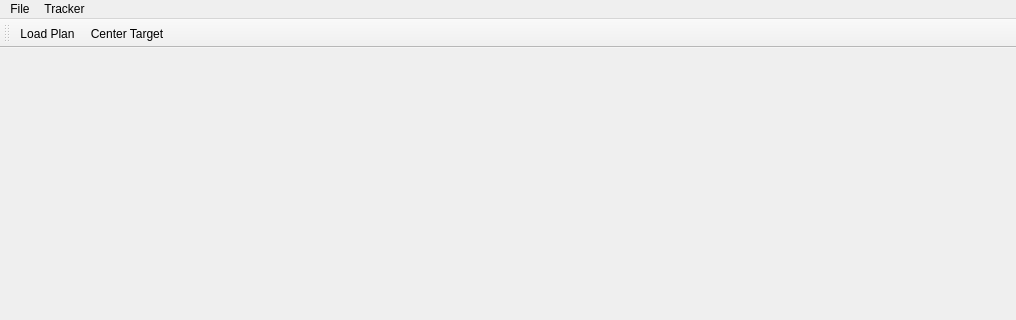
First picture: the form in vtk_test/vtk_test.ui, repository tlbruns/CI-Guidance, before the edit; both pictures show x 0 to 1016 and y 0 to 320 of the 1016 by 866 pixel window.
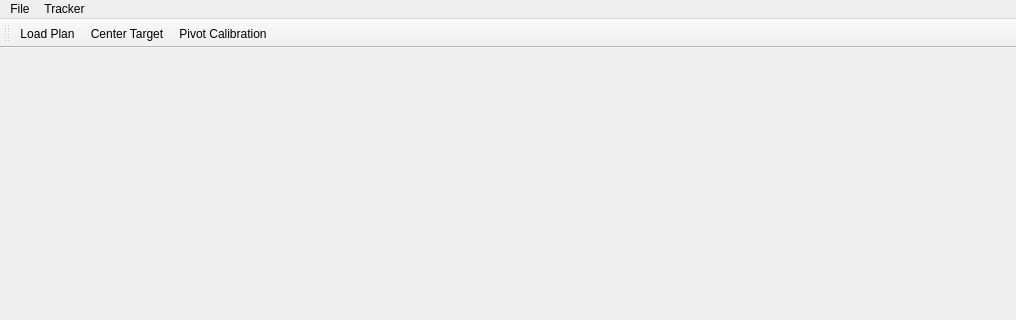
Second picture: the form after the edit.

Commit message: in process of adding pivot calibration

Patch:
```diff
--- a/vtk_test/vtk_test.ui
+++ b/vtk_test/vtk_test.ui
@@ -73,6 +73,7 @@
    </attribute>
    <addaction name="actionLoad_Plan"/>
    <addaction name="actionCenter_Target"/>
+   <addaction name="actionPivot_Calibration"/>
   </widget>
   <widget class="QStatusBar" name="statusBar"/>
   <action name="actionClose">
@@ -125,6 +126,17 @@
     <string>Load Plan</string>
    </property>
   </action>
+  <action name="actionPivot_Calibration">
+   <property name="checkable">
+    <bool>false</bool>
+   </property>
+   <property name="checked">
+    <bool>false</bool>
+   </property>
+   <property name="text">
+    <string>Pivot Calibration</string>
+   </property>
+  </action>
  </widget>
  <layoutdefault spacing="6" margin="11"/>
  <resources>
```
The commit also changes 11 other files.
